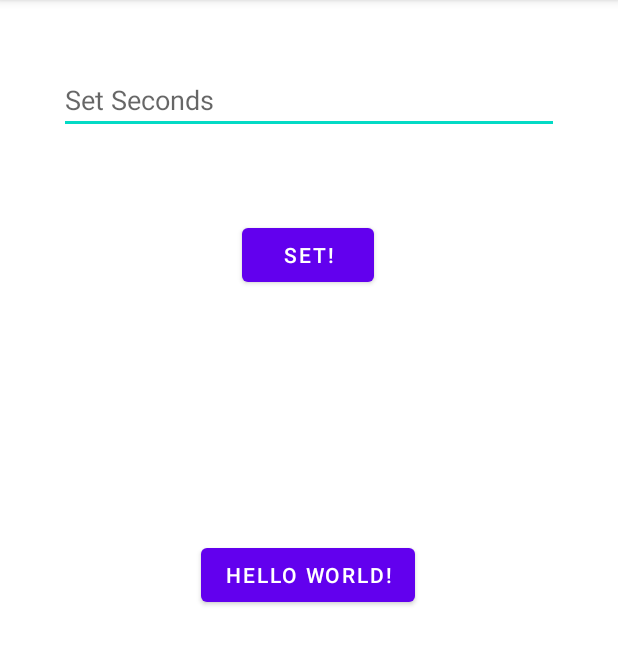
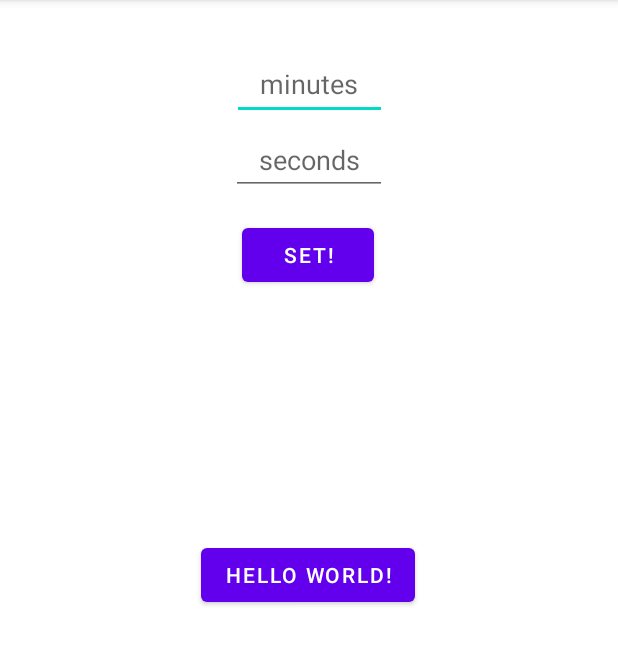
Before and after one commit to dparaiso/TimerApp, an Android app: the screen it shows after launch (MainActivity), on a phone screen of 412 x 824 dp, the part 84-749 px from its top. Run offline under Robolectric (Android 15) with nearby library versions, the phone set to English and light mode, and no system bars.

Commit message:
minutes and seconds intents

```diff
--- a/app/src/main/res/layout/activity_main.xml
+++ b/app/src/main/res/layout/activity_main.xml
@@ -47,19 +47,34 @@
 <!--        app:layout_constraintTop_toBottomOf="@+id/seconds"-->
 <!--        app:layout_constraintVertical_bias="0.095" />-->
 
+    <EditText
+        android:id="@+id/minutes"
+        android:layout_width="103dp"
+        android:layout_height="48dp"
+        android:layout_marginStart="16dp"
+        android:layout_marginTop="32dp"
+        android:layout_marginEnd="16dp"
+        android:ems="10"
+        android:hint="minutes"
+        android:gravity="center"
+        android:inputType="number"
+        android:maxLength="2"
+        app:layout_constraintEnd_toEndOf="parent"
+        app:layout_constraintStart_toStartOf="parent"
+        app:layout_constraintTop_toTopOf="parent" />
 
     <EditText
         android:id="@+id/seconds"
-        android:layout_width="333dp"
-        android:layout_height="0dp"
+        android:layout_width="104dp"
+        android:layout_height="46dp"
         android:layout_marginStart="16dp"
-        android:layout_marginTop="44dp"
+        android:layout_marginTop="84dp"
         android:layout_marginEnd="16dp"
         android:ems="10"
-        android:hint="Set Seconds"
+        android:hint="seconds"
+        android:gravity="center"
         android:inputType="number"
         android:maxLength="2"
-        app:layout_constraintBottom_toTopOf="@+id/textView2"
         app:layout_constraintEnd_toEndOf="parent"
         app:layout_constraintStart_toStartOf="parent"
         app:layout_constraintTop_toTopOf="parent" />
```
Also changed, not shown: app/src/main/java/com/example/timerapp/MainActivity.java (+10 -0 lines), app/src/main/java/com/example/timerapp/PrepareActivity.java (+5 -20 lines).
